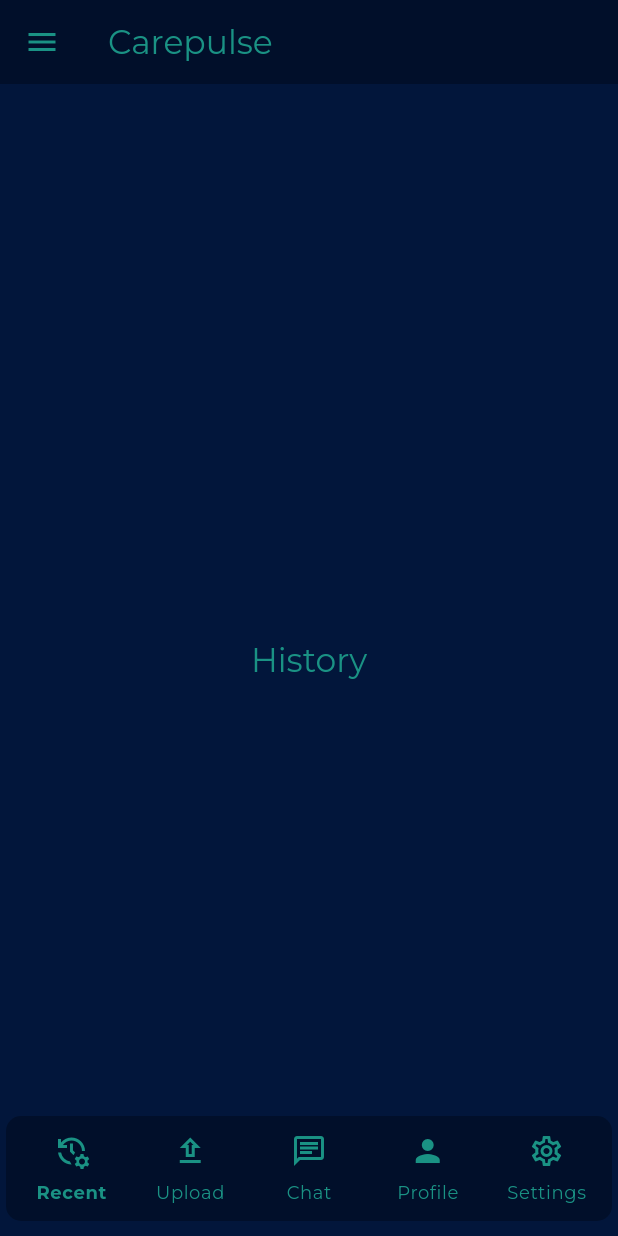
After one commit to sreelaltom/CarePlus, a Flutter app: the HistoryPage screen opened by its route, on a phone screen of 412 x 824 dp. The commit adds this screen. Run offline on Flutter 3.47's test engine with Material 3 defaults, Android fonts, the phone set to English and light mode, and no system bars; our stand-ins replace bloc, dartz, dio, flutter_bloc, flutter_secure_storage, fluttertoast and 4 more; accounts and stored records are empty; project files that could hold a hidden picture were left out.

Commit message:
Integrated bottom navigation

```diff
--- /dev/null
+++ b/frontend/lib/bottom_nav/bottom_navigation_page.dart
@@ -0,0 +1,99 @@
+import 'package:flutter/material.dart';
+import 'package:flutter_bloc/flutter_bloc.dart';
+import 'package:frontend/core/routes/route_constants.dart';
+import 'package:frontend/core/theme/app_colors.dart';
+import 'package:frontend/features/auth/presentation/bloc/session_cubit/session_cubit.dart';
+import 'package:frontend/bottom_nav/navigation_cubit.dart';
+import 'package:frontend/bottom_nav/widgets/app_navigation_bar.dart';
+import 'package:go_router/go_router.dart';
+
+class BottomNavigationPage extends StatelessWidget {
+  final StatefulNavigationShell navigationShell;
+
+  const BottomNavigationPage({
+    super.key,
+    required this.navigationShell,
+  });
+
+  @override
+  Widget build(BuildContext context) {
+    return BlocProvider(
+      create: (_) =>
+          NavigationCubit()..navigateTo(navigationShell.currentIndex),
+      child: Scaffold(
+        appBar: AppBar(
+          // leading: IconButton(Icons.menu),
+          title: Text("Carepulse"),
+        ),
+        extendBody: true,
+        body: navigationShell,
+        drawer: Drawer(
+          backgroundColor: AppColors.primary,
+          child: Column(
+            children: [
+              SizedBox(
+                width: double.infinity,
+                child: DrawerHeader(
+                  margin: const EdgeInsets.all(0),
+                  decoration: BoxDecoration(
+                    color: AppColors.darkNavy,
+                  ),
+                  child: Column(
+                    mainAxisAlignment: MainAxisAlignment.center,
+                    crossAxisAlignment: CrossAxisAlignment.center,
+                    spacing: 4,
+                    children: [
+                      CircleAvatar(
+                        backgroundColor: AppColors.lightGrey,
+                        radius: 30,
+                      ),
+                      const SizedBox(height: 4),
+                      Text(
+                        "User",
+                        style: Theme.of(context)
+                            .textTheme
+                            .titleLarge!
+                            .copyWith(color: AppColors.teal),
+                      ),
+                      // const SizedBox(height: 4),
+                      Text(
+                        "user@gmail.com",
+                        style: Theme.of(context)
+                            .textTheme
+                            .bodyMedium!
+                            .copyWith(color: AppColors.teal),
+                      ),
+                    ],
+                  ),
+                ),
+              ),
+              ListTile(
+                tileColor: AppColors.darkNavy,
+                onTap: () => _logoutUser(context),
+                leading: Icon(
+                  Icons.logout_outlined,
+                  color: AppColors.error,
+                ),
+                title: Text(
+                  "Logout",
+                  style: Theme.of(context).textTheme.titleMedium!.copyWith(
+                        color: AppColors.teal,
+                      ),
+                ),
+              )
+              // DrawerButton()
+            ],
+          ),
+        ),
+        bottomNavigationBar: AppNavigationBar(navigationShell: navigationShell),
+      ),
+    );
+  }
+}
+
+void _logoutUser(BuildContext context) async {
+  await context.read<SessionCubit>().terminateSession(isLogout: true);
+  if (context.mounted) {
+    context.goNamed(RouteNames.login);
+  }
+}
--- /dev/null
+++ b/frontend/lib/bottom_nav/navigation_cubit.dart
@@ -0,0 +1,9 @@
+import 'package:flutter_bloc/flutter_bloc.dart';
+
+class NavigationCubit extends Cubit<int> {
+  NavigationCubit() : super(0);
+
+  void navigateTo(int index) {
+    emit(index);
+  }
+}
--- /dev/null
+++ b/frontend/lib/bottom_nav/widgets/app_navigation_bar.dart
@@ -0,0 +1,53 @@
+import 'package:flutter/widgets.dart';
+import 'package:frontend/core/constants/navigation_constants.dart';
+import 'package:frontend/core/theme/app_colors.dart';
+import 'package:frontend/bottom_nav/widgets/app_navigation_bar_item.dart';
+import 'package:go_router/go_router.dart';
+
+class AppNavigationBar extends StatelessWidget {
+  final StatefulNavigationShell navigationShell;
+  final double height;
+  final int selectedIndex;
+  // final void Function(int) onDestinationChanged;
+  const AppNavigationBar({
+    super.key,
+    this.selectedIndex = 0,
+    this.height = 70,
+    // required this.onDestinationChanged,
+    required this.navigationShell,
+  });
+
+  @override
+  Widget build(BuildContext context) {
+    return Padding(
+      padding: const EdgeInsets.only(left: 4, right: 4, bottom: 10),
+      child: Container(
+        padding: const EdgeInsets.symmetric(horizontal: 4),
+        height: height,
+        decoration: BoxDecoration(
+          color: AppColors.darkNavy, // AppColors.lightGrey.withValues(alpha: 0.5),
+          borderRadius: BorderRadius.all(Radius.circular(10)),
+        ),
+        child: Row(
+          children: NavigationConstants.navBarData
+              .map(
+                (navBarItemData) => AppNavigationBarItem(
+                  index: navBarItemData["index"] as int,
+                  icon: Icon(navBarItemData["icon"] as IconData,
+                      color: AppColors.teal //primary,
+                      ),
+                  selectedIcon: Icon(
+                      navBarItemData["selected_icon"] as IconData,
+                      color: AppColors.teal //primary,
+                      ),
+                  label: navBarItemData["label"] as String,
+                  labelColor: AppColors.teal,
+                  navigationShell: navigationShell,
+                ),
+              )
+              .toList(),
+        ),
+      ),
+    );
+  }
+}
--- /dev/null
+++ b/frontend/lib/bottom_nav/widgets/app_navigation_bar_item.dart
@@ -0,0 +1,75 @@
+import 'package:flutter/material.dart';
+import 'package:flutter_bloc/flutter_bloc.dart';
+import 'package:frontend/bottom_nav/navigation_cubit.dart';
+import 'package:go_router/go_router.dart';
+
+class AppNavigationBarItem extends StatelessWidget {
+  final int index;
+  final double height;
+  final Widget icon;
+  final Widget selectedIcon;
+  final Color labelColor;
+  final String label;
+  // final ValueChanged<int> onSelected;
+  final StatefulNavigationShell navigationShell;
+
+  const AppNavigationBarItem({
+    super.key,
+    this.height = 70,
+    required this.index,
+    required this.icon,
+    required this.selectedIcon,
+    required this.label,
+    required this.labelColor,
+    // required this.onSelected,
+    required this.navigationShell,
+  });
+
+  @override
+  Widget build(BuildContext context) {
+    return Expanded(
+      child: GestureDetector(
+        onTap: () {
+          context.read<NavigationCubit>().navigateTo(index);
+          navigationShell.goBranch(
+            index,
+            initialLocation: index == navigationShell.currentIndex,
+          );
+        },
+        child: SizedBox.fromSize(
+          size: Size(height, height),
+          child: Column(
+            mainAxisAlignment: MainAxisAlignment.center,
+            crossAxisAlignment: CrossAxisAlignment.center,
+            spacing: 8,
+            children: [
+              BlocBuilder<NavigationCubit, int>(
+                buildWhen: (previous, current) =>
+                    previous != current &&
+                    (current == index || previous == index),
+                builder: (context, state) =>
+                    state == index ? selectedIcon : icon,
+              ),
+              BlocBuilder<NavigationCubit, int>(
+                buildWhen: (previous, current) =>
+                    previous != current &&
+                    (current == index || previous == index),
+                builder: (context, state) {
+                  return Text(
+                    label,
+                    style: Theme.of(context).textTheme.bodySmall!.copyWith(
+                          color: labelColor,
+                          fontWeight: state == index
+                              ? FontWeight.bold
+                              : FontWeight.normal,
+                        ),
+                  );
+                },
+              ),
+            ],
+          ),
+        ),
+      ),
+    );
+  }
+}
--- /dev/null
+++ b/frontend/lib/core/constants/navigation_constants.dart
@@ -0,0 +1,36 @@
+import 'package:flutter/material.dart';
+
+abstract class NavigationConstants {
+  static const navBarData = [
+    {
+      "index": 0,
+      "label": "Recent",
+      "icon": Icons.manage_history_outlined,
+      "selected_icon": Icons.manage_history,
+    },
+    {
+      "index": 1,
+      "label": "Upload",
+      "icon": Icons.upload_outlined,
+      "selected_icon": Icons.upload,
+    },
+    {
+      "index": 2,
+      "label": "Chat",
+      "icon": Icons.chat_outlined,
+      "selected_icon": Icons.chat,
+    },
+    {
+      "index": 3,
+      "label": "Profile",
+      "icon": Icons.person,
+      "selected_icon": Icons.lock_person_outlined,
+    },
+    {
+      "index": 4,
+      "label": "Settings",
+      "icon": Icons.settings_outlined,
+      "selected_icon": Icons.settings,
+    },
+  ];
+}
--- a/frontend/lib/core/network/api_urls.dart
+++ b/frontend/lib/core/network/api_urls.dart
@@ -1,6 +1,10 @@
 class ApiUrls {
   static String get baseUrl => _baseUrl;
+  //real device
   // static const _baseUrl = 'http://192.168.1.34:8000';
+  //desktop
+  // static const _baseUrl = 'http://127.0.0.1:8000';
+  //virtual device
   static const _baseUrl = 'http://10.0.2.2:8000';
   static const register = '/register/';
   static const login = '/login/';
--- a/frontend/lib/core/network/dio_client.dart
+++ b/frontend/lib/core/network/dio_client.dart
@@ -2,7 +2,7 @@ import 'package:dio/dio.dart';
 import 'package:frontend/core/network/api_urls.dart';
 import 'package:frontend/core/network/interceptors/logger_interceptor.dart';
 import 'package:frontend/core/network/interceptors/authorization_interceptor.dart';
-import 'package:frontend/core/network/interceptors/connectivity_interceptor.dart';
+// import 'package:frontend/core/network/interceptors/connectivity_interceptor.dart';
 
 class DioClient {
   late final Dio _dio;
@@ -19,7 +19,7 @@ class DioClient {
           ),
         )..interceptors.addAll([
             LoggerInterceptor(),
-            ConnectivityInterceptor(),
+            // ConnectivityInterceptor(),
             AuthorizationInterceptor(),
           ]);
 
--- a/frontend/lib/core/routes/route_constants.dart
+++ b/frontend/lib/core/routes/route_constants.dart
@@ -4,4 +4,9 @@ class RouteNames {
   static const signupTwoDoctor = 'signupTwoDoctor';
   static const signupTwoUser = 'signupTwoUser';
   static const main = 'main';
+  static const history = 'history';
+  static const profile = 'profile';
+  static const settings = 'settings';
+  static const media = 'media';
+  static const chat = 'chat';
 }
--- a/frontend/lib/core/routes/router_configuration.dart
+++ b/frontend/lib/core/routes/router_configuration.dart
@@ -7,17 +7,32 @@ import 'package:frontend/features/auth/presentation/pages/register_page_two.dart
 import 'package:frontend/features/auth/domain/entities/session.dart';
 import 'package:frontend/core/routes/route_constants.dart';
 import 'package:frontend/core/routes/slide_transition_wrapper.dart';
-import 'package:frontend/features/main/presentation/pages/main_page.dart';
+import 'package:frontend/features/history/history_page.dart';
+import 'package:frontend/features/media/media_upload_page.dart';
+import 'package:frontend/features/profile/profile_page.dart';
+import 'package:frontend/features/settings/settings_page.dart';
+import 'package:frontend/features/chat/chat_page.dart';
+import 'package:frontend/bottom_nav/bottom_navigation_page.dart';
 import 'package:go_router/go_router.dart';
 import 'package:frontend/service_locator.dart';
 import 'dart:developer' as developer;
 
-final GlobalKey<NavigatorState> navigatorKey = GlobalKey<NavigatorState>();
+final GlobalKey<NavigatorState> _rootNavigatorKey = GlobalKey<NavigatorState>();
+final GlobalKey<NavigatorState> _historyNavigatorKey =
+    GlobalKey<NavigatorState>();
+final GlobalKey<NavigatorState> _mediaNavigatorKey =
+    GlobalKey<NavigatorState>();
+final GlobalKey<NavigatorState> _chatNavigatorKey =
+    GlobalKey<NavigatorState>();
+final GlobalKey<NavigatorState> _profileNavigatorKey =
+    GlobalKey<NavigatorState>();
+final GlobalKey<NavigatorState> _settingsNavigatorKey =
+    GlobalKey<NavigatorState>();
 
 class RouterConfiguration {
   static get router => _router;
   static final _router = GoRouter(
-    navigatorKey: navigatorKey,
+    navigatorKey: _rootNavigatorKey,
     initialLocation: '/login',
     routes: <RouteBase>[
       GoRoute(
@@ -43,12 +58,13 @@ class RouterConfiguration {
       GoRoute(
         name: RouteNames.login,
         path: '/login',
-        redirect: (context, state) async{
+        redirect: (context, state) async {
           await serviceLocator<SessionCubit>().loadSession();
           if (serviceLocator.isRegistered<Session>()) {
             developer.log("GO ROUTER: Redirecting user to main ");
             final session = serviceLocator<Session>();
-            return '/main/${session.userID}/${session.accessToken}/${session.refreshToken}';
+            // return '/main/${session.userID}/${session.accessToken}/${session.refreshToken}';
+            return '/history';
           } else {
             developer.log("GO ROUTER: Redirecting user to login");
             return '/login';
@@ -63,16 +79,72 @@ class RouterConfiguration {
         pageBuilder: (context, state) =>
             slideTransitionWrapper(page: SignupPageOne()),
       ),
-      GoRoute(
-        name: RouteNames.main,
-        path: '/main/:user_id/:access_token/:refresh_token',
-        pageBuilder: (context, state) => slideTransitionWrapper(
-          page: MainPage(
-            userID: state.pathParameters['user_id']!,
-            accessToken: state.pathParameters['access_token']!,
-            refreshToken: state.pathParameters['refresh_token']!,
+      // GoRoute(
+      //   name: RouteNames.main,
+      //   path: '/main/:user_id/:access_token/:refresh_token',
+      //   pageBuilder: (context, state) => slideTransitionWrapper(
+      //     page: BottomNavigationPage(
+      //       userID: state.pathParameters['user_id']!,
+      //       accessToken: state.pathParameters['access_token']!,
+      //       refreshToken: state.pathParameters['refresh_token']!,
+      //     ),
+      //   ),
+      // ),
+      StatefulShellRoute.indexedStack(
+        builder: (context, state, navigationShell) =>
+            BottomNavigationPage(navigationShell: navigationShell),
+        branches: [
+          StatefulShellBranch(
+            navigatorKey: _historyNavigatorKey,
+            routes: [
+              GoRoute(
+                name: RouteNames.history,
+                path: '/history',
+                builder: (context, state) => HistoryPage(),
+              ),
+            ],
           ),
-        ),
+          StatefulShellBranch(
+            navigatorKey: _mediaNavigatorKey,
+            routes: [
+              GoRoute(
+                name: RouteNames.media,
+                path: '/media',
+                builder: (context, state) => MediaUploadPage(),
+              ),
+            ],
+          ),
+          StatefulShellBranch(
+            navigatorKey: _chatNavigatorKey,
+            routes: [
+              GoRoute(
+                name: RouteNames.chat,
+                path: '/chat',
+                builder: (context, state) => ChatPage(),
+              ),
+            ],
+          ),
+          StatefulShellBranch(
+            navigatorKey: _profileNavigatorKey,
+            routes: [
+              GoRoute(
+                name: RouteNames.profile,
+                path: '/profile',
+                builder: (context, state) => ProfilePage(),
+              ),
+            ],
+          ),
+          StatefulShellBranch(
+            navigatorKey: _settingsNavigatorKey,
+            routes: [
+              GoRoute(
+                name: RouteNames.settings,
+                path: '/settings',
+                builder: (context, state) => SettingsPage(),
+              ),
+            ],
+          ),
+        ],
       ),
     ],
   );
--- a/frontend/lib/core/theme/app_colors.dart
+++ b/frontend/lib/core/theme/app_colors.dart
@@ -2,6 +2,8 @@ import 'package:flutter/material.dart';
 
 class AppColors {
   static const primary = Color(0xFF02163B);
+  static const darkNavy = Color(0xFF010F2A);
+
   // static const primary = Color(0xFF071F4A);
   // static const primary = Color(0xFF1B275D);
   static const transparent = Colors.transparent;
--- a/frontend/lib/core/theme/app_theme.dart
+++ b/frontend/lib/core/theme/app_theme.dart
@@ -10,6 +10,10 @@ class AppTheme {
         colorScheme: ColorScheme.fromSeed(seedColor: AppColors.primary),
         fontFamily: 'Montserrat',
         textTheme: AppTextTheme.montSerrat,
+        appBarTheme: AppBarTheme(
+          backgroundColor: AppColors.darkNavy,
+          foregroundColor: AppColors.teal,
+        ),
         inputDecorationTheme: InputDecorationTheme(
           contentPadding: const EdgeInsets.symmetric(
             vertical: 20,
@@ -46,9 +50,9 @@ class AppTheme {
           style: IconButton.styleFrom(
             shape: RoundedRectangleBorder(
               borderRadius: BorderRadius.circular(10),
-              side: BorderSide(color: AppColors.primary, width: 5),
+              side: BorderSide(color: AppColors.darkNavy, width: 5),
             ),
-            backgroundColor: AppColors.primary,
+            backgroundColor: AppColors.darkNavy,
             foregroundColor: AppColors.teal,
             minimumSize: Size(double.infinity, 55),
           ),
@@ -80,5 +84,25 @@ class AppTheme {
             borderRadius: BorderRadius.circular(10),
           ),
         ),
+        navigationBarTheme: NavigationBarThemeData(
+            // height: 70,
+            shadowColor: AppColors.teal,
+            iconTheme: WidgetStatePropertyAll(
+              IconThemeData(
+                color: AppColors.teal,
+                size: 25,
+              ),
+            ),
+            elevation: 2,
+            backgroundColor: AppColors.darkNavy,
+            indicatorShape:
+                CircleBorder(side: BorderSide(color: AppColors.teal)),
+            indicatorColor: AppColors.teal.withValues(alpha: 0.0),
+            labelTextStyle: WidgetStatePropertyAll(
+              AppTextTheme.montSerrat.bodyMedium!.copyWith(
+                color: AppColors.teal,
+              ),
+            ),
+            labelBehavior: NavigationDestinationLabelBehavior.onlyShowSelected),
       );
 }
--- a/frontend/lib/features/auth/presentation/pages/login_page.dart
+++ b/frontend/lib/features/auth/presentation/pages/login_page.dart
@@ -68,12 +68,12 @@ class LoginPage extends StatelessWidget {
           context.read<AuthBloc>().add(SelectUserAuthEvent());
         } else if (state is AuthSuccess && state.session != null) {
           context.goNamed(
-            RouteNames.main,
-            pathParameters: {
-              'user_id': state.session!.userID.toString(),
-              'access_token': state.session!.accessToken,
-              'refresh_token': state.session!.refreshToken,
-            },
+            RouteNames.history,
+            // pathParameters: {
+            //   'user_id': state.session!.userID.toString(),
+            //   'access_token': state.session!.accessToken,
+            //   'refresh_token': state.session!.refreshToken,
+            // },
           );
           context.read<SessionCubit>().createSession(session: state.session!);
         } else {
--- /dev/null
+++ b/frontend/lib/features/chat/chat_page.dart
@@ -0,0 +1,22 @@
+import 'package:flutter/material.dart';
+import 'package:frontend/core/theme/app_colors.dart';
+
+
+class ChatPage extends StatelessWidget {
+  const ChatPage({super.key});
+
+  @override
+  Widget build(BuildContext context) {
+    return Scaffold(
+      body: Center(
+        child: Text(
+          'Chat',
+          style: Theme.of(context)
+              .textTheme
+              .titleLarge!
+              .copyWith(color: AppColors.teal),
+        ),
+      ),
+    );
+  }
+}
--- /dev/null
+++ b/frontend/lib/features/history/history_page.dart
@@ -0,0 +1,21 @@
+import 'package:flutter/material.dart';
+import 'package:frontend/core/theme/app_colors.dart';
+
+class HistoryPage extends StatelessWidget {
+  const HistoryPage({super.key});
+
+  @override
+  Widget build(BuildContext context) {
+    return Scaffold(
+      body: Center(
+        child: Text(
+          'History',
+          style: Theme.of(context)
+              .textTheme
+              .titleLarge!
+              .copyWith(color: AppColors.teal),
+        ),
+      ),
+    );
+  }
+}
--- a/frontend/lib/features/main/presentation/pages/main_page.dart
+++ /dev/null
@@ -1,54 +0,0 @@
-import 'package:flutter/material.dart';
-import 'package:flutter_bloc/flutter_bloc.dart';
-import 'package:frontend/features/auth/presentation/bloc/session_cubit/session_cubit.dart';
-import 'package:frontend/core/routes/route_constants.dart';
-import 'package:frontend/core/theme/app_colors.dart';
-import 'package:frontend/features/auth/presentation/widgets/auth_button.dart';
-import 'package:go_router/go_router.dart';
-
-class MainPage extends StatelessWidget {
-  final String userID;
-  final String accessToken;
-  final String refreshToken;
-
-  const MainPage({
-    super.key,
-    required this.userID,
-    required this.accessToken,
-    required this.refreshToken,
-  });
-
-  @override
-  Widget build(BuildContext context) {
-    return Scaffold(
-      appBar: AppBar(
-        title: const Text('Dashboard'),
-        backgroundColor: AppColors.black,
-      ),
-      body: Center(
-          child: Column(
-        mainAxisAlignment: MainAxisAlignment.center,
-        crossAxisAlignment: CrossAxisAlignment.center,
-        spacing: 20,
-        children: [
-          const Text('Dashboard'),
-          AuthButton(
-            label: 'Sign out',
-            style: ElevatedButton.styleFrom(
-              backgroundColor: AppColors.black,
-              foregroundColor: AppColors.teal,
-            ),
-            onPressed: () => _logoutUser(context),
-          ),
-        ],
-      )),
-    );
-  }
-}
-
-void _logoutUser(BuildContext context) async {
-  await context.read<SessionCubit>().terminateSession(isLogout: true);
-  if (context.mounted) {
-    context.goNamed(RouteNames.login);
-  }
-}
--- /dev/null
+++ b/frontend/lib/features/media/media_upload_page.dart
@@ -0,0 +1,32 @@
+import 'package:flutter/material.dart';
+import 'package:frontend/core/config/responsive.dart';
+import 'package:frontend/core/theme/app_colors.dart';
+
+class MediaUploadPage extends StatelessWidget {
+  const MediaUploadPage({super.key});
+
+  @override
+  Widget build(BuildContext context) {
+    final sWidth = Responsive.screenWidth(context);
+    final sHeight = Responsive.screenHeight(context);
+    return Scaffold(
+      body: Column(
+        mainAxisAlignment: MainAxisAlignment.start,
+        children: [
+          Padding(
+            padding: const EdgeInsets.all(8.0),
+            child: Container(
+              width: sWidth,
+              height: sHeight * 0.25,
+              decoration: BoxDecoration(
+                color: AppColors.darkNavy,
+                border: Border.all(color: AppColors.teal),
+                borderRadius: BorderRadius.circular(10),
+              ),
+            ),
+          )
+        ],
+      ),
+    );
+  }
+}
--- /dev/null
+++ b/frontend/lib/features/profile/profile_page.dart
@@ -0,0 +1,23 @@
+import 'package:flutter/material.dart';
+import 'package:flutter/widgets.dart';
+import 'package:frontend/core/theme/app_colors.dart';
+
+
+class ProfilePage extends StatelessWidget {
+  const ProfilePage({super.key});
+
+  @override
+  Widget build(BuildContext context) {
+    return Scaffold(
+      body: Center(
+        child: Text(
+          'Profile',
+          style: Theme.of(context)
+              .textTheme
+              .titleLarge!
+              .copyWith(color: AppColors.teal),
+        ),
+      ),
+    );
+  }
+}
--- /dev/null
+++ b/frontend/lib/features/settings/settings_page.dart
@@ -0,0 +1,22 @@
+import 'package:flutter/material.dart';
+import 'package:frontend/core/theme/app_colors.dart';
+
+
+class SettingsPage extends StatelessWidget {
+  const SettingsPage({super.key});
+
+  @override
+  Widget build(BuildContext context) {
+    return Scaffold(
+      body: Center(
+        child: Text(
+          'Settings',
+          style: Theme.of(context)
+              .textTheme
+              .titleLarge!
+              .copyWith(color: AppColors.teal),
+        ),
+      ),
+    );
+  }
+}
```
